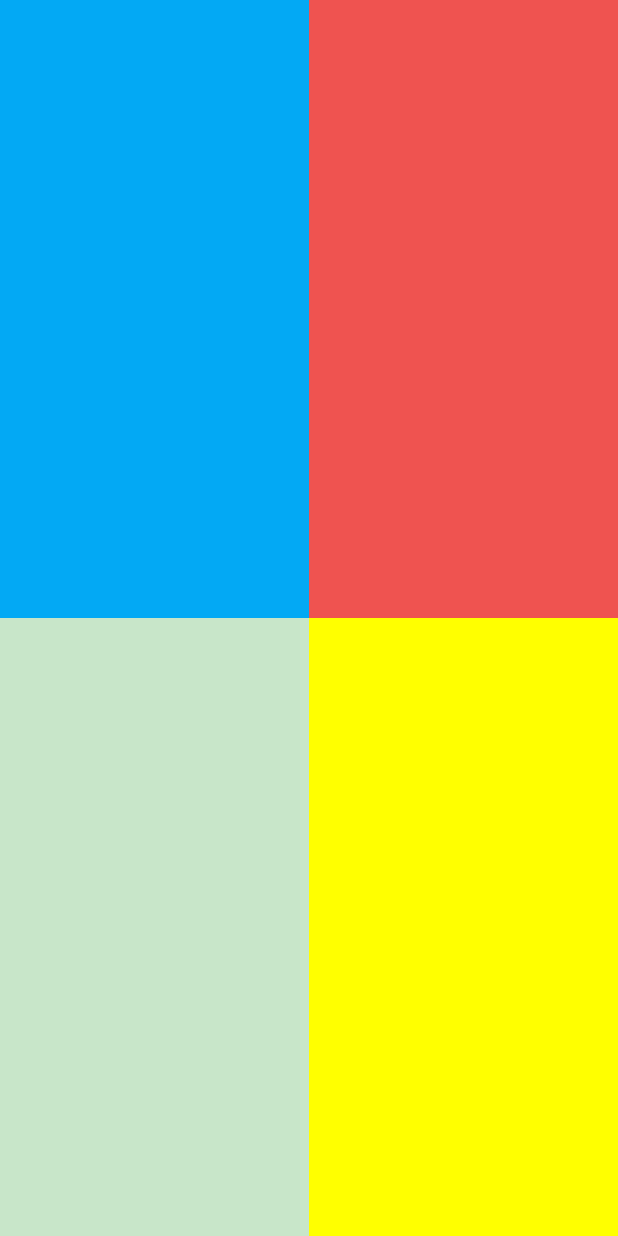
After one commit to gustavoFG28/Ludit, an Android app: the layout activity_genius.xml on its own in the app's theme, with its tools: preview values and no code run, on a phone screen of 412 x 824 dp. The commit adds this screen. Run offline under Robolectric (Android 15) with nearby library versions, the phone set to English and light mode, and no system bars.

Commit message:
Genius Activity

```diff
--- a/LuditApp/app/src/main/AndroidManifest.xml
+++ b/LuditApp/app/src/main/AndroidManifest.xml
@@ -12,12 +12,13 @@
         android:supportsRtl="true"
         android:theme="@style/FullScreen"
         android:usesCleartextTraffic="true">
-        <activity android:name=".PontuacaoActivity"></activity>
+        <activity android:name=".MatematicaActivity"></activity>
+        <activity android:name=".PontuacaoActivity" />
         <activity android:name=".PerfilActivity" />
         <activity android:name=".MenuActivity" />
         <activity android:name=".FilhoActivity" />
         <activity android:name=".ConfiguracoesActivity" />
-        <activity android:name=".MatematicaActivity">
+        <activity android:name=".GeniusActivity">
             <intent-filter>
                 <action android:name="android.intent.action.MAIN" />
 
--- a/LuditApp/app/src/main/java/com/example/ludit/ConfiguracoesActivity.java
+++ b/LuditApp/app/src/main/java/com/example/ludit/ConfiguracoesActivity.java
@@ -110,8 +110,7 @@ public class ConfiguracoesActivity extends AppCompatActivity {
                 builder.setTitle("LUDIT - Erro ao Alterar Email");
                 builder.setPositiveButton("OK", null);
 
-                if(edtSenhaConfirmacao.getText().toString() == null || edtAlterar.getText().toString() == null)
-                {
+                if(edtSenhaConfirmacao.getText().toString() == null || edtAlterar.getText().toString() == null) {
                     builder.setMessage("Preencha todos os Campos");
                     builder.create().show();
                 } else {
--- a/LuditApp/app/src/main/java/com/example/ludit/UserService.java
+++ b/LuditApp/app/src/main/java/com/example/ludit/UserService.java
@@ -43,4 +43,7 @@ public interface UserService {
 
     @POST("getUser/{email}")
     Call<List<Usuario>> verificaUser(@Path("email") String email, @Body String senha);
+
+    @POST("habilidades/{email}/{nome}/{habilidade}/{pontos}")
+    Call<List<Filho>> skill(@Path("email") String email, @Path("nome") String nome, @Path("habilidade") String hab, @Path("pontos") Float pontos);
 }
--- /dev/null
+++ b/LuditApp/app/src/main/res/layout/activity_genius.xml
@@ -0,0 +1,60 @@
+<?xml version="1.0" encoding="utf-8"?>
+<LinearLayout xmlns:android="http://schemas.android.com/apk/res/android"
+    xmlns:app="http://schemas.android.com/apk/res-auto"
+    xmlns:tools="http://schemas.android.com/tools"
+    android:layout_width="match_parent"
+    android:layout_height="match_parent"
+    android:orientation="vertical"
+    tools:context=".GeniusActivity">
+
+    <LinearLayout
+        android:layout_width="match_parent"
+        android:layout_height="match_parent"
+        android:layout_weight="1"
+        android:orientation="horizontal">
+
+        <Button
+            android:layout_width="match_parent"
+            android:layout_weight="1"
+            android:layout_height="match_parent"
+            android:id="@+id/btnAzul"
+            android:background="#03a9f4"
+            android:textSize="24dp"
+            />
+
+        <Button
+            android:layout_width="match_parent"
+            android:layout_weight="1"
+            android:layout_height="match_parent"
+            android:id="@+id/btnVermelho"
+            android:textSize="24dp"
+            android:background="#ef5350"
+            />
+
+    </LinearLayout>
+    <LinearLayout
+        android:layout_width="match_parent"
+        android:layout_height="match_parent"
+        android:layout_weight="1"
+        android:orientation="horizontal">
+
+        <Button
+            android:layout_width="match_parent"
+            android:layout_weight="1"
+            android:layout_height="match_parent"
+            android:textSize="24dp"
+            android:background="#c8e6c9"
+            android:id="@+id/btnVerde"
+            />
+
+        <Button
+            android:layout_width="match_parent"
+            android:layout_weight="1"
+            android:layout_height="match_parent"
+            android:textSize="24dp"
+            android:background="#FFFF00"
+            android:id="@+id/btnAmarelo"
+            />
+
+    </LinearLayout>
+</LinearLayout>
```
Also changed, not shown: LuditApp/app/src/main/java/com/example/ludit/GeniusActivity.java (added, +203 -0 lines), LuditApp/app/src/main/java/com/example/ludit/MatematicaActivity.java (+75 -43 lines), 3 other files.
